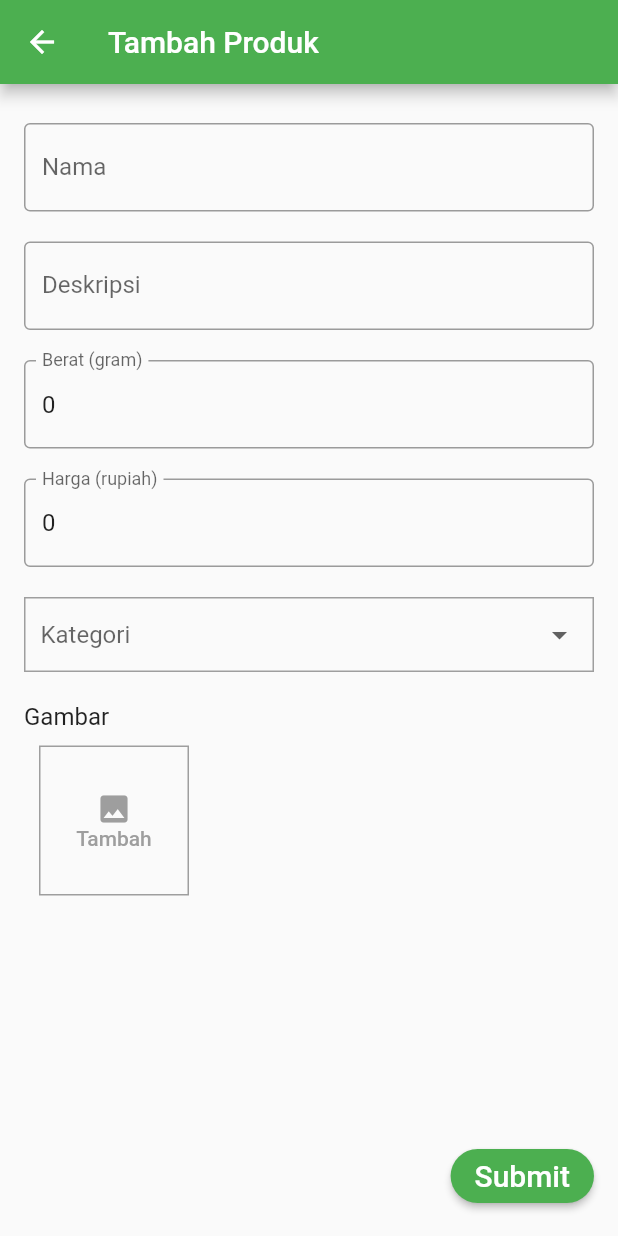
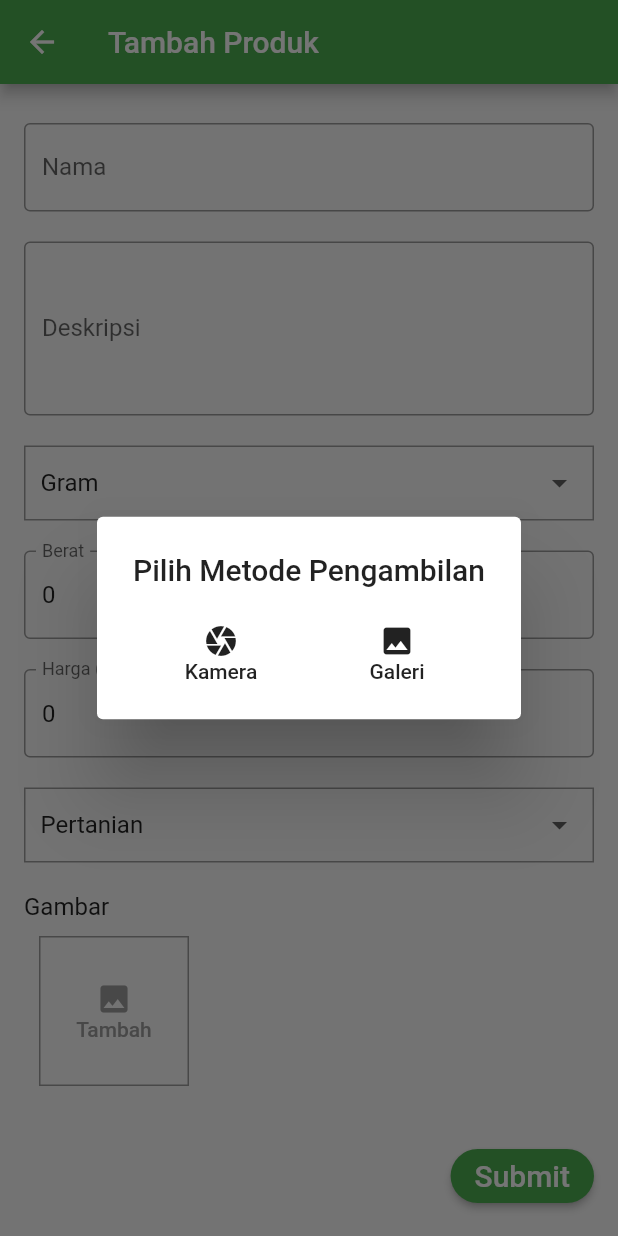
Before and after one commit to aguspuryanto/kiosagro, a Flutter app: the AddProductScreen screen opened directly, after a tap on "Tambah", on a phone screen of 412 x 824 dp. Run offline on Flutter 3.47's test engine with Material 2 defaults, Android fonts, the phone set to English and light mode, and no system bars; our stand-ins replace cached_network_image, carousel_slider, cloud_firestore, dio, firebase_auth, firebase_database and 4 more; accounts and stored records are empty; network calls fail.

Commit message:
add features add_product_screen

```diff
--- a/lib/screens/add_product_screen.dart
+++ b/lib/screens/add_product_screen.dart
@@ -31,8 +31,6 @@ class _AddProductScreenState extends State<AddProductScreen> {
   List<File> _images;
   List _imagesUrl;
 
-  var _kategori;
-
   var listCategory = [
     'Pertanian',
     'Peternakan',
@@ -44,6 +42,11 @@ class _AddProductScreenState extends State<AddProductScreen> {
     'Alat Bantu Usaha'
   ];
 
+  var listUnit = ['Gram', 'Kilogram'];
+
+  var _kategori;
+  var _unit;
+
   var dbRef = FirebaseDatabase.instance.reference().child('/products').push();
   var storageRef = FirebaseStorage.instance.ref();
 
@@ -51,6 +54,9 @@ class _AddProductScreenState extends State<AddProductScreen> {
   void initState() {
     // TODO: implement initState
     super.initState();
+
+    _kategori = listCategory[0];
+    _unit = listUnit[0];
 
     _nama = TextEditingController(text: '');
     _deskripsi = TextEditingController(text: '');
@@ -62,6 +68,69 @@ class _AddProductScreenState extends State<AddProductScreen> {
   @override
   Widget build(BuildContext context) {
     var user = Provider.of<UserProvider>(context);
+
+    Future getImageFromCamera() async {
+      var image = await ImagePicker.pickImage(source: ImageSource.camera);
+
+      setState(() {
+        _images.add(image);
+      });
+    }
+
+    Future getImageFromGallery() async {
+      var image = await ImagePicker.pickImage(source: ImageSource.gallery);
+
+      setState(() {
+        _images.add(image);
+      });
+    }
+
+    Future<void> getImageDialog() async {
+      return showDialog<void>(
+        context: context,
+        builder: (BuildContext context) {
+          return AlertDialog(
+            title: Column(
+              children: <Widget>[
+                Text('Pilih Metode Pengambilan'),
+                SizedBox(
+                  height: 20,
+                ),
+                Row(
+                  mainAxisAlignment: MainAxisAlignment.spaceAround,
+                  children: <Widget>[
+                    MaterialButton(
+                      onPressed: () {
+                        Navigator.of(context).pop();
+                        getImageFromCamera();
+                      },
+                      child: Column(
+                        children: <Widget>[
+                          Icon(Icons.camera),
+                          Text('Kamera'),
+                        ],
+                      ),
+                    ),
+                    MaterialButton(
+                      onPressed: () {
+                        Navigator.of(context).pop();
+                        getImageFromGallery();
+                      },
+                      child: Column(
+                        children: <Widget>[
+                          Icon(Icons.image),
+                          Text('Galeri'),
+                        ],
+                      ),
+                    ),
+                  ],
+                ),
+              ],
+            ),
+          );
+        },
+      );
+    }
 
     Future uploadImage(_image) async {
       var imageUrl = '';
@@ -77,14 +146,6 @@ class _AddProductScreenState extends State<AddProductScreen> {
         imageUrl = value;
       });
       return imageUrl;
-    }
-
-    Future getImage() async {
-      var image = await ImagePicker.pickImage(source: ImageSource.gallery);
-
-      setState(() {
-        _images.add(image);
-      });
     }
 
     handleSubmit() async {
@@ -117,7 +178,7 @@ class _AddProductScreenState extends State<AddProductScreen> {
         'Priority': 0,
         'Rating': 0,
         'SKU': sku,
-        'Unit': 'gram',
+        'Unit': _unit,
         'Update':
             DateFormat('yyyyMMddHHmmss').format(DateTime.now()).toString(),
         'record': ''
@@ -211,12 +272,46 @@ class _AddProductScreenState extends State<AddProductScreen> {
                       ),
                       SizedBox(height: 20),
                       TextFormField(
+                        maxLines: 4,
                         controller: _deskripsi,
                         validator: (value) =>
                             (value.isEmpty) ? "Mohon Masukkan Deskripsi" : null,
                         decoration: InputDecoration(
                           labelText: "Deskripsi",
+                          labelStyle: TextStyle(),
                           border: OutlineInputBorder(),
+                        ),
+                      ),
+                      SizedBox(height: 20),
+                      Container(
+                        padding: EdgeInsets.symmetric(horizontal: 10),
+                        decoration: BoxDecoration(
+                          border: Border.all(
+                            width: 1,
+                            color: Colors.grey,
+                          ),
+                        ),
+                        child: DropdownButtonHideUnderline(
+                          child: DropdownButton(
+                            elevation: 2,
+                            isExpanded: true,
+                            hint: Text('Satuan Unit'),
+                            onChanged: (newValue) {
+                              setState(() {
+                                _unit = newValue;
+                              });
+                            },
+                            value: _unit,
+                            items: listUnit.map<DropdownMenuItem<dynamic>>(
+                              (item) {
+                                print(item);
+                                return DropdownMenuItem(
+                                  child: Text(item),
+                                  value: item,
+                                );
+                              },
+                            ).toList(),
+                          ),
                         ),
                       ),
                       SizedBox(height: 20),
@@ -229,7 +324,7 @@ class _AddProductScreenState extends State<AddProductScreen> {
                           WhitelistingTextInputFormatter.digitsOnly,
                         ],
                         decoration: InputDecoration(
-                          labelText: "Berat (gram)",
+                          labelText: "Berat",
                           border: OutlineInputBorder(),
                         ),
                       ),
@@ -301,7 +396,8 @@ class _AddProductScreenState extends State<AddProductScreen> {
                               ? Container()
                               : FlatButton(
                                   onPressed: () {
-                                    getImage();
+                                    // getImageFromGallery();
+                                    getImageDialog();
                                   },
                                   padding: EdgeInsets.all(0),
                                   child: Container(
```
Also changed, not shown: lib/screens/home_screen.dart (+4 -16 lines), lib/screens/store_screen.dart (+60 -31 lines).
